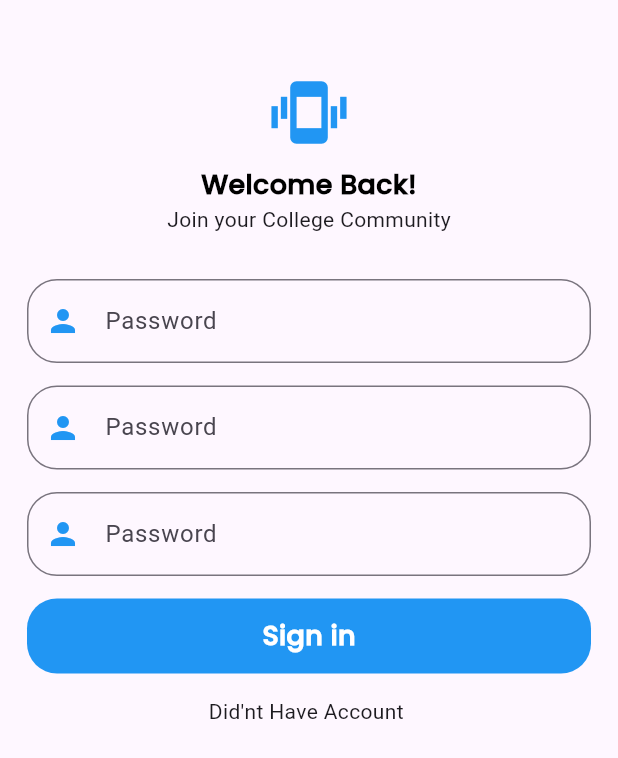
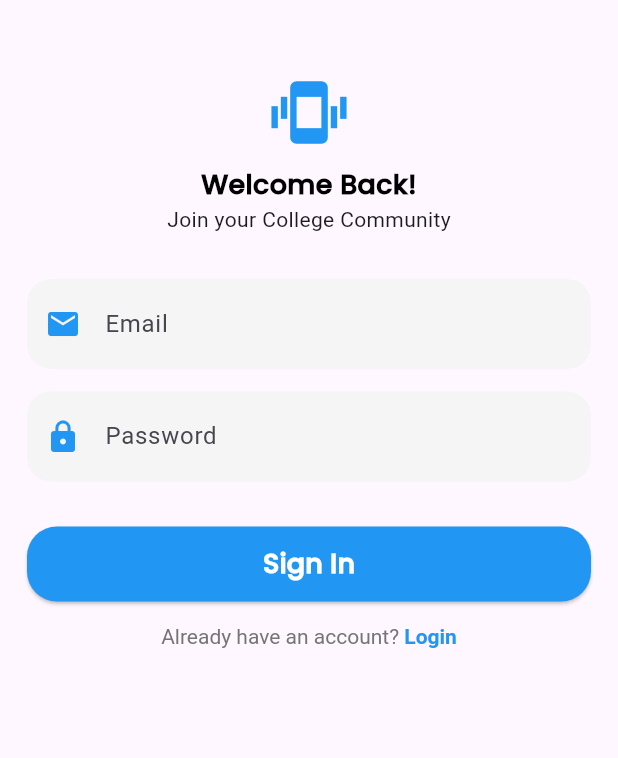
Before and after one commit to bhaveshkr28/lconnect, a Flutter app: the LoginScreen screen opened directly, on a phone screen of 412 x 824 dp. Shown: the top 758 px of the screen. Run offline on Flutter 3.47's test engine with Material 3 defaults, Android fonts, the phone set to English and light mode, and no system bars; our stand-ins replace cloud_firestore, firebase_core, flutter_card_swiper; missing offline and left inert: flutter_floating_bottom_bar; accounts and stored records are empty.

Commit message:
create login page ui

```diff
--- a/lib/main.dart
+++ b/lib/main.dart
@@ -22,7 +22,7 @@ class MyApp extends StatelessWidget {
       theme: ThemeData(
 
       ),
-      home: LoginScreen(),
+      home: SplashScreen(),
     );
   }
 }
--- a/lib/screens/login_screen.dart
+++ b/lib/screens/login_screen.dart
@@ -1,5 +1,7 @@
 import 'package:flutter/material.dart';
+import 'package:lconnect/constants/app_colors.dart';
 import 'package:lconnect/constants/app_names.dart';
+import 'package:lconnect/screens/home.dart';
 
 class LoginScreen extends StatefulWidget {
   const LoginScreen({super.key});
@@ -9,6 +11,10 @@ class LoginScreen extends StatefulWidget {
 }
 
 class _LoginScreenState extends State<LoginScreen> {
+  final _formKey = GlobalKey<FormState>();
+
+  final TextEditingController _emailController = TextEditingController();
+  final TextEditingController _passwordController = TextEditingController();
   @override
   Widget build(BuildContext context) {
     return Scaffold(
@@ -24,22 +30,68 @@ class _LoginScreenState extends State<LoginScreen> {
             Padding(
               padding: const EdgeInsets.symmetric(horizontal: 18.0),
               child: Form(child: Column(children: [
-                formtextfield,
+                TextFormField(
+                  controller: _emailController,
+                  keyboardType: TextInputType.emailAddress,
+                  decoration: _inputDecoration("Email", Icons.email),
+                  validator: (value) =>
+                  value!.contains("@") ? null : "Enter valid email",
+                ),
                 SizedBox(height: 15,),
-                formtextfield,
+                TextFormField(
+                  controller: _passwordController,
+                  obscureText: true,
+                  decoration: _inputDecoration("Password", Icons.lock),
+                  validator: (value) =>
+                  value!.length < 6 ? "Min 6 characters" : null,
+                ),
                 SizedBox(height: 15,),
-                formtextfield,
                 SizedBox(height: 15,),
-                Container(
+                SizedBox(
+                  width: double.infinity,
                   height: 50,
-                  decoration: BoxDecoration(
-                    color: Colors.blue
-                        ,borderRadius: BorderRadius.circular(20),
-
+                  child: ElevatedButton(
+                    style: ElevatedButton.styleFrom(
+                      backgroundColor: Colors.blue,
+                      shape: RoundedRectangleBorder(
+                        borderRadius: BorderRadius.circular(20),
+                      ),
+                    ),
+                    onPressed: () {
+                      if (_formKey.currentState!.validate()) {
+                        // Do login logic
+                        ScaffoldMessenger.of(context).showSnackBar(
+                          const SnackBar(content: Text("Logged in ✅")),
+                        );
+                      }
+                    },
+                    child: Text("Sign In", style: AppFontStyle.headingStyle),
                   ),
-                  child: Center(child: Text("Sign in",style: AppFontStyle.headingStyle,)),
-                ),SizedBox(height: 15,),
-                Text("Did'nt Have Account ")
+                ),
+                SizedBox(height: 15,),
+                Center(
+                  child: GestureDetector(
+                    onTap: () {
+                      // 👉 Navigate to Login Screen
+                      Navigator.push(context, MaterialPageRoute(builder: (_) => CollegeHome()));
+                    },
+                    child: RichText(
+                      text: const TextSpan(
+                        text: "Already have an account? ",
+                        style: TextStyle(color: AppColors.textLight),
+                        children: [
+                          TextSpan(
+                            text: "Login",
+                            style: TextStyle(
+                              color: AppColors.chat,
+                              fontWeight: FontWeight.bold,
+                            ),
+                          ),
+                        ],
+                      ),
+                    ),
+                  ),
+                ),
               ])),
             ),
           ],
@@ -47,13 +99,18 @@ class _LoginScreenState extends State<LoginScreen> {
       ),
     );
   }
+  InputDecoration _inputDecoration(String hint, IconData icon) {
+    return InputDecoration(
+      prefixIcon: Icon(icon, color: AppColors.chat),
+      hintText: hint,
+      filled: true,
+      fillColor: Colors.grey[100],
+      contentPadding:
+      const EdgeInsets.symmetric(horizontal: 16, vertical: 18),
+      border: OutlineInputBorder(
+        borderRadius: BorderRadius.circular(16),
+        borderSide: BorderSide.none,
+      ),
+    );
+  }
 }
-
-Widget formtextfield = TextField(
-  decoration: InputDecoration(
-    hintText: "Password",
-    prefixIcon: Icon(Icons.person,color: Colors.blue,),
-
-    border: OutlineInputBorder(borderRadius: BorderRadius.circular(20)),
-  ),
-);
--- a/lib/screens/signup_screen.dart
+++ b/lib/screens/signup_screen.dart
@@ -1,6 +1,8 @@
 import 'package:flutter/material.dart';
 import 'package:lconnect/constants/app_colors.dart';
+import 'package:lconnect/constants/app_names.dart';
 import 'package:lconnect/screens/home.dart';
+import 'package:lconnect/screens/login_screen.dart';
 
 class SignUpScreen extends StatefulWidget {
   const SignUpScreen({super.key});
@@ -119,7 +121,7 @@ class _SignUpScreenState extends State<SignUpScreen> {
                   child: GestureDetector(
                     onTap: () {
                       // 👉 Navigate to Login Screen
-                       Navigator.push(context, MaterialPageRoute(builder: (_) => CollegeHome()));
+                       Navigator.push(context, MaterialPageRoute(builder: (_) => LoginScreen()));
                     },
                     child: RichText(
                       text: const TextSpan(
@@ -138,6 +140,15 @@ class _SignUpScreenState extends State<SignUpScreen> {
                     ),
                   ),
                 ),
+                SizedBox(height: 20,),
+                /*Container(
+                  decoration: BoxDecoration(
+                    borderRadius: BorderRadius.circular(16),
+                    color: Colors.purpleAccent
+                  ),
+                  padding: EdgeInsets.all(16),
+                  child: Icon(Icons.g_mobiledata),
+                )*/
               ],
             ),
           ),
```
